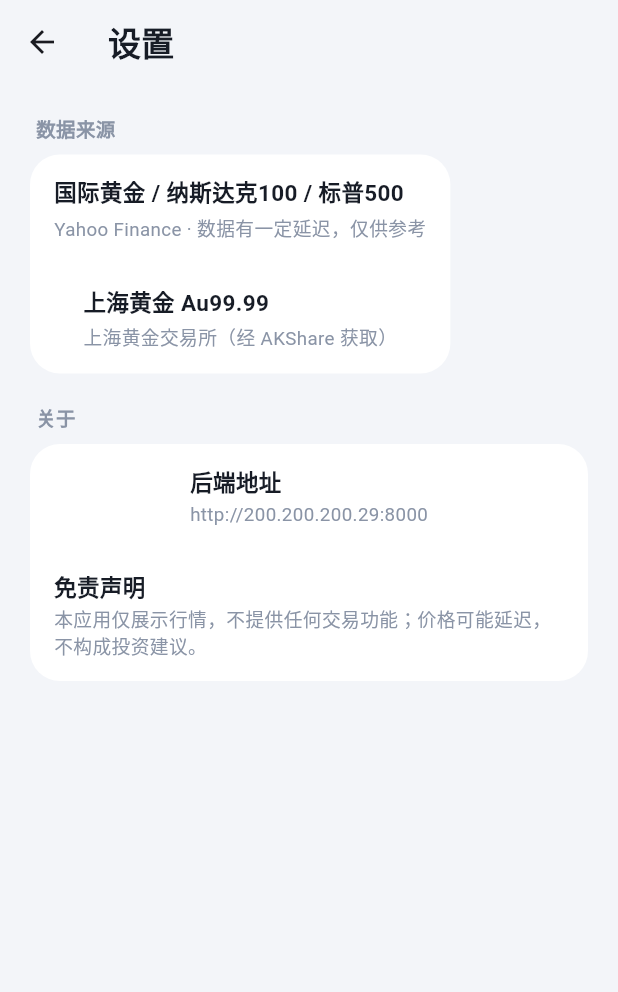
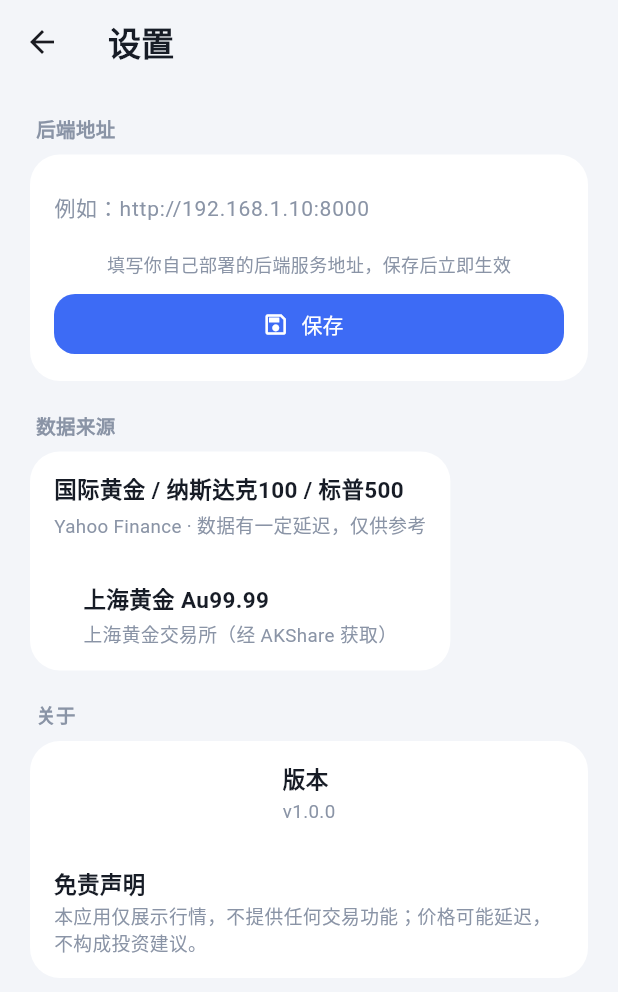
Before and after one commit to sundys/Market-Quotes, a Flutter app: the screen it shows after launch, after a tap on the "settings" icon, on a phone screen of 412 x 824 dp. Shown: the top 992 px of the screen. Run offline on Flutter 3.47's test engine with Material 3 defaults, Android fonts, the phone set to English and light mode, and no system bars; our stand-ins replace shared_preferences.

Commit message:
feat: v1.0.0 - user-configurable backend, release-only split APKs
- remove hardcoded backend URL; configure it in settings page,
  persisted locally and applied immediately
- settings page: editable backend address, version info
- android: add INTERNET permission and usesCleartextTraffic for
  release builds, applicationId changed to com.sundys.marketqu,
  app label changed to 行情
- ci: build release APKs only, split per ABI (armeabi-v7a / arm64-v8a)

```diff
--- a/app/lib/main.dart
+++ b/app/lib/main.dart
@@ -5,19 +5,22 @@ import 'pages/home_page.dart';
 import 'pages/settings_page.dart';
 import 'services/api_client.dart';
 import 'services/market_repository.dart';
+import 'services/settings_service.dart';
 import 'theme/app_theme.dart';
 
 Future<void> main() async {
   WidgetsFlutterBinding.ensureInitialized();
   final prefs = await SharedPreferences.getInstance();
-  final repository = MarketRepository(apiClient: ApiClient(), prefs: prefs);
-  runApp(MarketQuotesApp(repository: repository));
+  final settings = SettingsService(prefs);
+  final repository = MarketRepository(apiClient: ApiClient(), prefs: prefs, settings: settings);
+  runApp(MarketQuotesApp(settings: settings, repository: repository));
 }
 
 class MarketQuotesApp extends StatelessWidget {
+  final SettingsService settings;
   final MarketRepository repository;
 
-  const MarketQuotesApp({super.key, required this.repository});
+  const MarketQuotesApp({super.key, required this.settings, required this.repository});
 
   @override
   Widget build(BuildContext context) {
@@ -26,8 +29,8 @@ class MarketQuotesApp extends StatelessWidget {
       debugShowCheckedModeBanner: false,
       theme: AppTheme.light(),
       routes: {
-        '/': (context) => HomePage(repository: repository),
-        '/settings': (context) => const SettingsPage(),
+        '/': (context) => HomePage(repository: repository, settings: settings),
+        '/settings': (context) => SettingsPage(settings: settings),
       },
       initialRoute: '/',
     );
--- a/app/lib/pages/home_page.dart
+++ b/app/lib/pages/home_page.dart
@@ -5,6 +5,7 @@ import 'package:flutter/material.dart';
 import '../core/format.dart';
 import '../models/market_quote.dart';
 import '../services/market_repository.dart';
+import '../services/settings_service.dart';
 import '../theme/app_colors.dart';
 import '../widgets/gold_hero_card.dart';
 import '../widgets/index_card.dart';
@@ -13,11 +14,13 @@ import '../widgets/sge_gold_card.dart';
 /// 首页：打开即看，一眼知道涨跌（AGENTS.md 第 14/18/38 节）。
 class HomePage extends StatefulWidget {
   final MarketRepository repository;
+  final SettingsService settings;
   final Duration refreshInterval;
 
   const HomePage({
     super.key,
     required this.repository,
+    required this.settings,
     this.refreshInterval = const Duration(seconds: 60),
   });
 
@@ -35,7 +38,15 @@ class _HomePageState extends State<HomePage> with WidgetsBindingObserver {
   void initState() {
     super.initState();
     WidgetsBinding.instance.addObserver(this);
+    // 用户在设置页修改后端地址后立即重新拉取
+    widget.settings.apiBaseUrl.addListener(_onBaseUrlChanged);
     _init();
+  }
+
+  void _onBaseUrlChanged() {
+    if (!mounted) return;
+    setState(() {}); // 立即反映“已配置/未配置”状态
+    _refresh();
   }
 
   Future<void> _init() async {
@@ -47,7 +58,6 @@ class _HomePageState extends State<HomePage> with WidgetsBindingObserver {
       _loading = _overview == null;
     });
     await _refresh();
-    // refreshInterval 为 0 时不轮询（用于测试）
     if (widget.refreshInterval > Duration.zero) {
       _timer = Timer.periodic(widget.refreshInterval, (_) => _refresh());
     }
@@ -78,6 +88,7 @@ class _HomePageState extends State<HomePage> with WidgetsBindingObserver {
   @override
   void dispose() {
     _timer?.cancel();
+    widget.settings.apiBaseUrl.removeListener(_onBaseUrlChanged);
     WidgetsBinding.instance.removeObserver(this);
     super.dispose();
   }
@@ -110,7 +121,9 @@ class _HomePageState extends State<HomePage> with WidgetsBindingObserver {
             children: [
               _buildHeader(context),
               const SizedBox(height: 20),
-              if (_loading)
+              if (!widget.settings.isConfigured)
+                _buildNotConfigured(context)
+              else if (_loading)
                 const Padding(
                   padding: EdgeInsets.only(top: 120),
                   child: Center(child: CircularProgressIndicator(strokeWidth: 2)),
@@ -127,6 +140,47 @@ class _HomePageState extends State<HomePage> with WidgetsBindingObserver {
             ],
           ),
         ),
+      ),
+    );
+  }
+
+  /// 未配置后端地址时的引导（地址只在设置页录入，不写死在代码里）。
+  Widget _buildNotConfigured(BuildContext context) {
+    return Container(
+      padding: const EdgeInsets.all(28),
+      decoration: BoxDecoration(
+        color: AppColors.surface,
+        borderRadius: BorderRadius.circular(24),
+      ),
+      child: Column(
+        children: [
+          const Icon(Icons.dns_outlined, size: 48, color: AppColors.textSecondary),
+          const SizedBox(height: 16),
+          const Text(
+            '尚未配置后端地址',
+            style: TextStyle(
+              color: AppColors.textPrimary,
+              fontSize: 17,
+              fontWeight: FontWeight.w700,
+            ),
+          ),
+          const SizedBox(height: 8),
+          const Text(
+            '请先在设置中填写你自己部署的\n行情后端服务地址',
+            textAlign: TextAlign.center,
+            style: TextStyle(color: AppColors.textSecondary, fontSize: 13.5, height: 1.5),
+          ),
+          const SizedBox(height: 20),
+          FilledButton.icon(
+            onPressed: () => Navigator.pushNamed(context, '/settings'),
+            style: FilledButton.styleFrom(
+              backgroundColor: AppColors.primary,
+              shape: RoundedRectangleBorder(borderRadius: BorderRadius.circular(14)),
+            ),
+            icon: const Icon(Icons.settings_outlined, size: 18),
+            label: const Text('去设置'),
+          ),
+        ],
       ),
     );
   }
--- a/app/lib/pages/settings_page.dart
+++ b/app/lib/pages/settings_page.dart
@@ -1,11 +1,55 @@
 import 'package:flutter/material.dart';
+import 'package:flutter/services.dart';
 
-import '../services/api_client.dart';
+import '../services/settings_service.dart';
 import '../theme/app_colors.dart';
 
-/// 极简设置页：只说明数据来源（AGENTS.md 第 40 节）。
-class SettingsPage extends StatelessWidget {
-  const SettingsPage({super.key});
+/// 极简设置页：后端地址录入 + 数据来源说明（AGENTS.md 第 40 节）。
+class SettingsPage extends StatefulWidget {
+  final SettingsService settings;
+
+  const SettingsPage({super.key, required this.settings});
+
+  @override
+  State<SettingsPage> createState() => _SettingsPageState();
+}
+
+class _SettingsPageState extends State<SettingsPage> {
+  late final TextEditingController _urlController;
+
+  @override
+  void initState() {
+    super.initState();
+    _urlController = TextEditingController(text: widget.settings.apiBaseUrl.value);
+  }
+
+  @override
+  void dispose() {
+    _urlController.dispose();
+    super.dispose();
+  }
+
+  Future<void> _save() async {
+    final url = _urlController.text.trim();
+    if (url.isNotEmpty && !Uri.tryParse(url)!.hasScheme) {
+      // _normalize 会补 http://，这里只拦真正非法的输入
+      _showSnack('地址格式不正确', error: true);
+      return;
+    }
+    await widget.settings.setApiBaseUrl(url);
+    if (!mounted) return;
+    _showSnack('已保存');
+  }
+
+  void _showSnack(String message, {bool error = false}) {
+    ScaffoldMessenger.of(context).showSnackBar(
+      SnackBar(
+        content: Text(message),
+        backgroundColor: error ? AppColors.negative : AppColors.surfaceDark,
+        duration: const Duration(seconds: 2),
+      ),
+    );
+  }
 
   @override
   Widget build(BuildContext context) {
@@ -20,6 +64,53 @@ class SettingsPage extends StatelessWidget {
       body: ListView(
         padding: const EdgeInsets.all(20),
         children: [
+          _group(
+            title: '后端地址',
+            children: [
+              Padding(
+                padding: const EdgeInsets.fromLTRB(16, 12, 16, 4),
+                child: TextField(
+                  controller: _urlController,
+                  keyboardType: TextInputType.url,
+                  inputFormatters: [FilteringTextInputFormatter.singleLineFormatter],
+                  decoration: const InputDecoration(
+                    hintText: '例如：http://192.168.1.10:8000',
+                    border: InputBorder.none,
+                    hintStyle: TextStyle(color: AppColors.textSecondary, fontSize: 14),
+                  ),
+                  style: const TextStyle(fontSize: 14.5, color: AppColors.textPrimary),
+                ),
+              ),
+              const Padding(
+                padding: EdgeInsets.fromLTRB(16, 0, 16, 8),
+                child: Text(
+                  '填写你自己部署的后端服务地址，保存后立即生效',
+                  style: TextStyle(color: AppColors.textSecondary, fontSize: 12),
+                ),
+              ),
+              Padding(
+                padding: const EdgeInsets.fromLTRB(16, 0, 16, 14),
+                child: Row(
+                  children: [
+                    Expanded(
+                      child: FilledButton.icon(
+                        onPressed: _save,
+                        style: FilledButton.styleFrom(
+                          backgroundColor: AppColors.primary,
+                          shape: RoundedRectangleBorder(
+                            borderRadius: BorderRadius.circular(14),
+                          ),
+                        ),
+                        icon: const Icon(Icons.save_outlined, size: 18),
+                        label: const Text('保存'),
+                      ),
+                    ),
+                  ],
+                ),
+              ),
+            ],
+          ),
+          const SizedBox(height: 20),
           _group(
             title: '数据来源',
             children: const [
@@ -36,9 +127,9 @@ class SettingsPage extends StatelessWidget {
           const SizedBox(height: 20),
           _group(
             title: '关于',
-            children: [
-              _InfoTile(title: '后端地址', subtitle: kApiBaseUrl),
-              const _InfoTile(
+            children: const [
+              _InfoTile(title: '版本', subtitle: 'v1.0.0'),
+              _InfoTile(
                 title: '免责声明',
                 subtitle: '本应用仅展示行情，不提供任何交易功能；价格可能延迟，不构成投资建议。',
               ),
--- a/app/lib/services/api_client.dart
+++ b/app/lib/services/api_client.dart
@@ -4,14 +4,6 @@ import 'dart:convert';
 import 'package:http/http.dart' as http;
 
 import '../models/market_quote.dart';
-
-/// 后端 API 基地址。
-/// 默认为真机调试使用的局域网地址；可用编译参数覆盖：
-///   flutter run --dart-define=API_BASE_URL=http://10.0.2.2:8000
-const String kApiBaseUrl = String.fromEnvironment(
-  'API_BASE_URL',
-  defaultValue: 'http://200.200.200.29:8000',
-);
 
 class ApiException implements Exception {
   final String message;
@@ -26,11 +18,18 @@ class ApiClient {
 
   ApiClient({http.Client? client}) : _client = client ?? http.Client();
 
-  /// 获取首页全部行情。超时/网络错误/非 200 抛 ApiException。
-  Future<MarketOverview> fetchOverview({Duration timeout = const Duration(seconds: 15)}) async {
+  /// 获取首页全部行情。后端地址由设置页配置（不写死在代码中）。
+  /// 超时/网络错误/非 200 抛 ApiException。
+  Future<MarketOverview> fetchOverview({
+    required String baseUrl,
+    Duration timeout = const Duration(seconds: 15),
+  }) async {
+    if (baseUrl.trim().isEmpty) {
+      throw ApiException('未配置后端地址');
+    }
     try {
       final response = await _client
-          .get(Uri.parse('$kApiBaseUrl/api/market/overview'))
+          .get(Uri.parse('$baseUrl/api/market/overview'))
           .timeout(timeout);
       if (response.statusCode != 200) {
         throw ApiException('服务器异常 (${response.statusCode})');
--- a/app/lib/services/market_repository.dart
+++ b/app/lib/services/market_repository.dart
@@ -4,20 +4,30 @@ import 'package:shared_preferences/shared_preferences.dart';
 
 import '../models/market_quote.dart';
 import 'api_client.dart';
+import 'settings_service.dart';
 
 /// 行情仓库：远端获取 + 三级本地缓存（AGENTS.md 第 18/19 节）。
 /// 打开 App 先读本地缓存立即显示，再请求后端更新。
+/// 后端地址来自 SettingsService（用户在设置页录入）。
 class MarketRepository {
   static const String _cacheKey = 'market_overview_cache_v1';
 
   final ApiClient apiClient;
   final SharedPreferences prefs;
+  final SettingsService settings;
 
-  MarketRepository({required this.apiClient, required this.prefs});
+  MarketRepository({
+    required this.apiClient,
+    required this.prefs,
+    required this.settings,
+  });
 
+  /// 返回 null 表示失败（未配置地址/网络错误/服务器异常），调用方保留缓存展示。
   Future<MarketOverview?> fetchOverview() async {
+    final baseUrl = settings.apiBaseUrl.value;
+    if (baseUrl.isEmpty) return null;
     try {
-      final overview = await apiClient.fetchOverview();
+      final overview = await apiClient.fetchOverview(baseUrl: baseUrl);
       await _saveLocal(overview);
       return overview;
     } on ApiException {
--- /dev/null
+++ b/app/lib/services/settings_service.dart
@@ -0,0 +1,36 @@
+import 'package:flutter/foundation.dart';
+import 'package:shared_preferences/shared_preferences.dart';
+
+/// 应用设置：后端地址等（用户可在设置页修改，持久化到本地）。
+class SettingsService {
+  static const String _apiKey = 'api_base_url';
+
+  final SharedPreferences prefs;
+
+  /// 后端地址变化时通知监听方（首页）立即刷新。
+  final ValueNotifier<String> apiBaseUrl;
+
+  SettingsService(this.prefs)
+      : apiBaseUrl = ValueNotifier<String>(prefs.getString(_apiKey) ?? '');
+
+  bool get isConfigured => apiBaseUrl.value.trim().isNotEmpty;
+
+  Future<void> setApiBaseUrl(String url) async {
+    final normalized = _normalize(url);
+    await prefs.setString(_apiKey, normalized);
+    apiBaseUrl.value = normalized;
+  }
+
+  /// 去空白、补协议前缀、去末尾斜杠。
+  String _normalize(String url) {
+    var u = url.trim();
+    if (u.isEmpty) return '';
+    if (!u.startsWith('http://') && !u.startsWith('https://')) {
+      u = 'http://$u';
+    }
+    while (u.endsWith('/')) {
+      u = u.substring(0, u.length - 1);
+    }
+    return u;
+  }
+}
```
Also changed, not shown: 6 other files.
